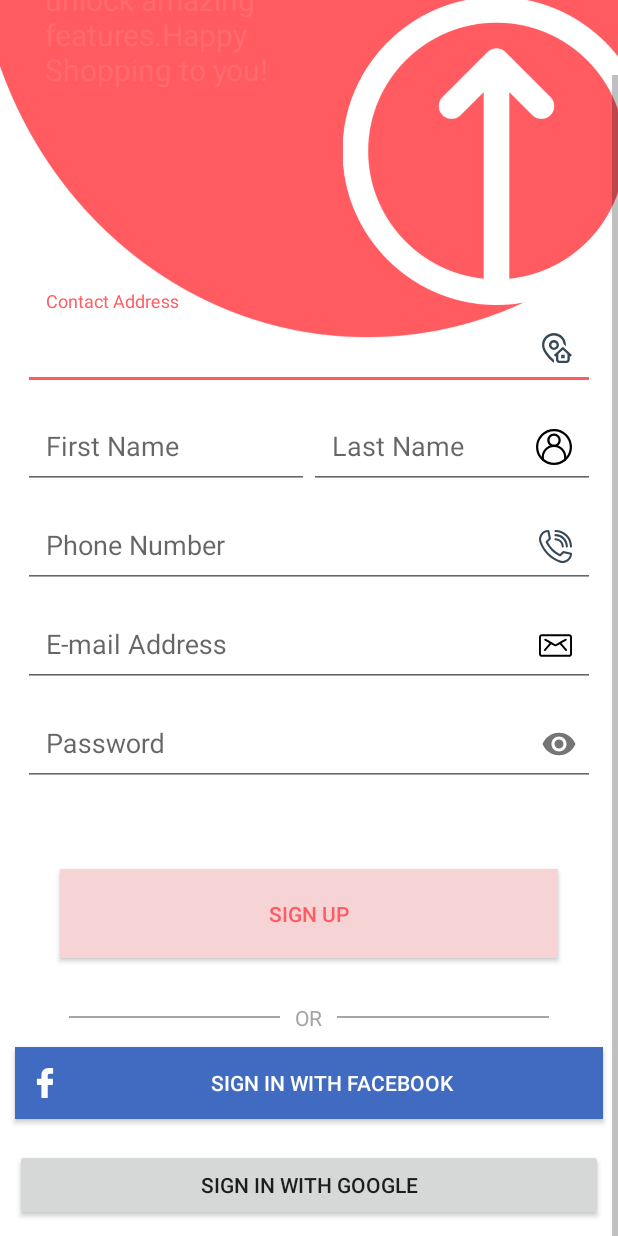
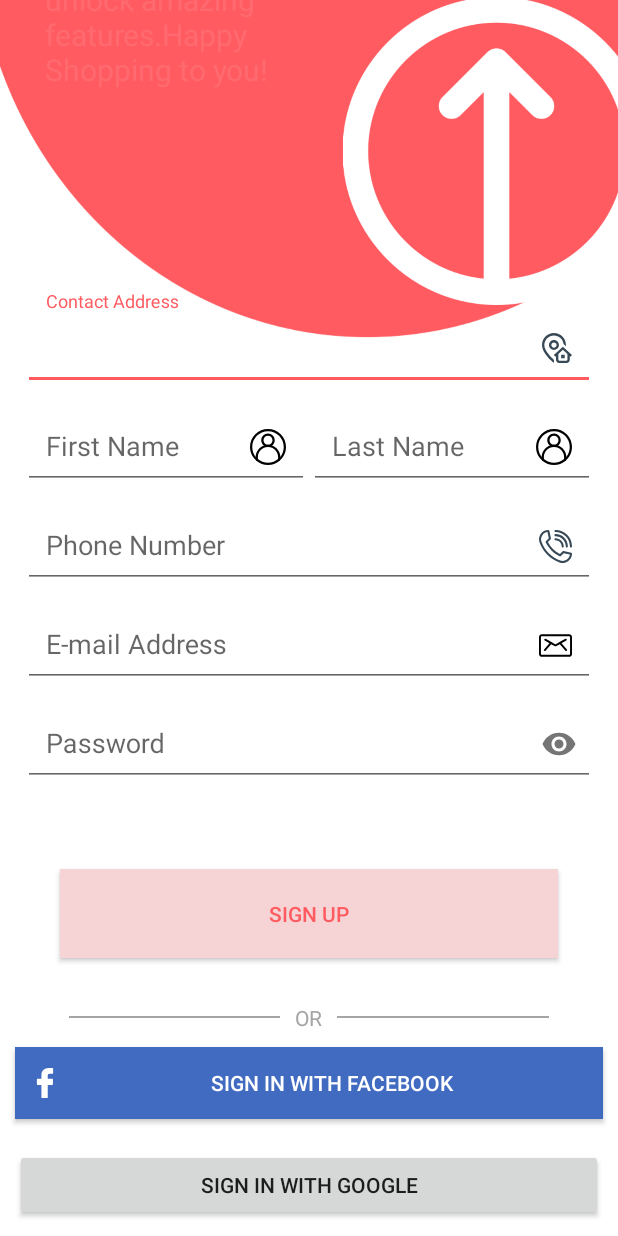
Before and after one commit to Shisrih/MeroPasal, an Android app: the Signup screen opened directly, with no data from a screen before it, scrolled down 53 dp, on a phone screen of 412 x 824 dp. Run offline under Robolectric (Android 15) with nearby library versions, the phone set to English and light mode, and no system bars; libraries missing offline, so code that uses them is left out: com.facebook, com.facebook.login, com.shobhitpuri.custombuttons; plain views replace GoogleSignInButton, LoginButton; Roboto replaces fonts that are not available here.

Commit message:
Login Dashboard, Signup, Login final Designs-3

```diff
--- a/app/src/main/res/layout/activity_signup.xml
+++ b/app/src/main/res/layout/activity_signup.xml
@@ -2,6 +2,7 @@
 <ScrollView
     android:layout_width="match_parent"
     android:layout_height="wrap_content"
+    android:scrollbars="none"
     xmlns:android="http://schemas.android.com/apk/res/android">
 <androidx.constraintlayout.widget.ConstraintLayout xmlns:app="http://schemas.android.com/apk/res-auto"
     xmlns:tools="http://schemas.android.com/tools"
@@ -55,6 +56,7 @@
                     android:layout_width="match_parent"
                     android:layout_height="wrap_content"
                     android:hint="First Name"
+                    android:drawableRight="@drawable/ic_account"
                     android:inputType="text"
                     android:padding="15dp" />
             </com.google.android.material.textfield.TextInputLayout>
```
